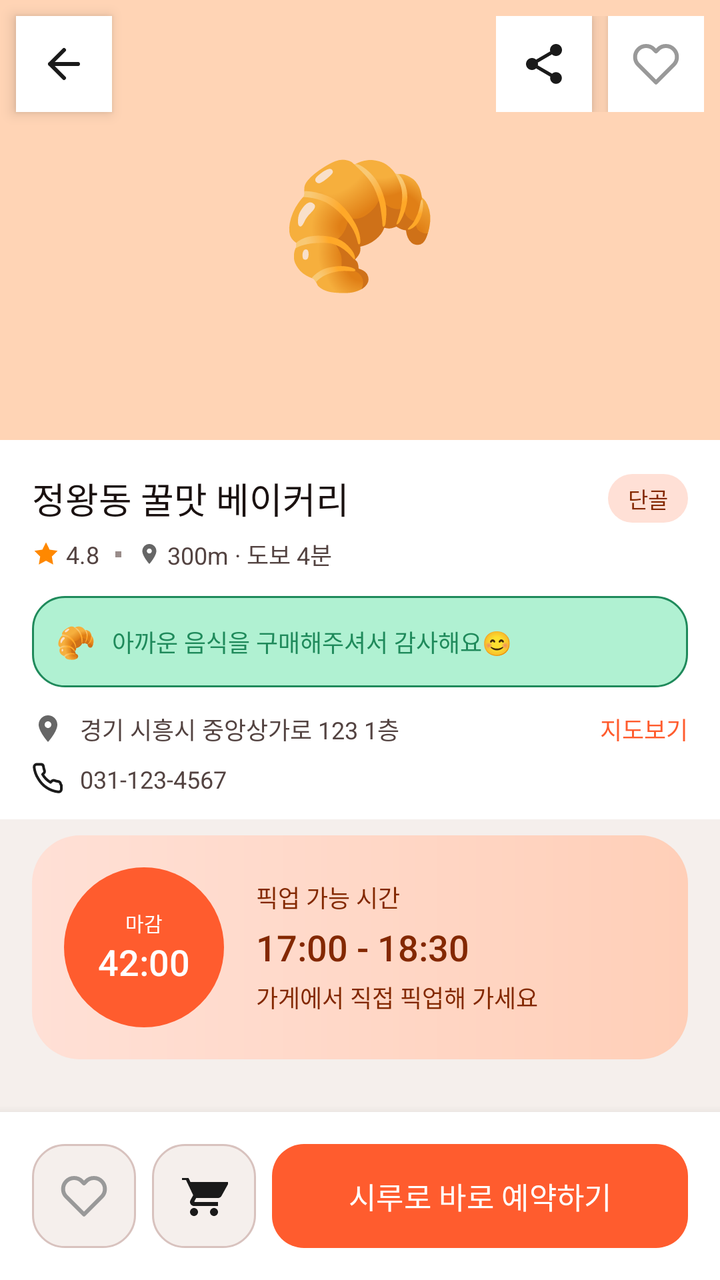
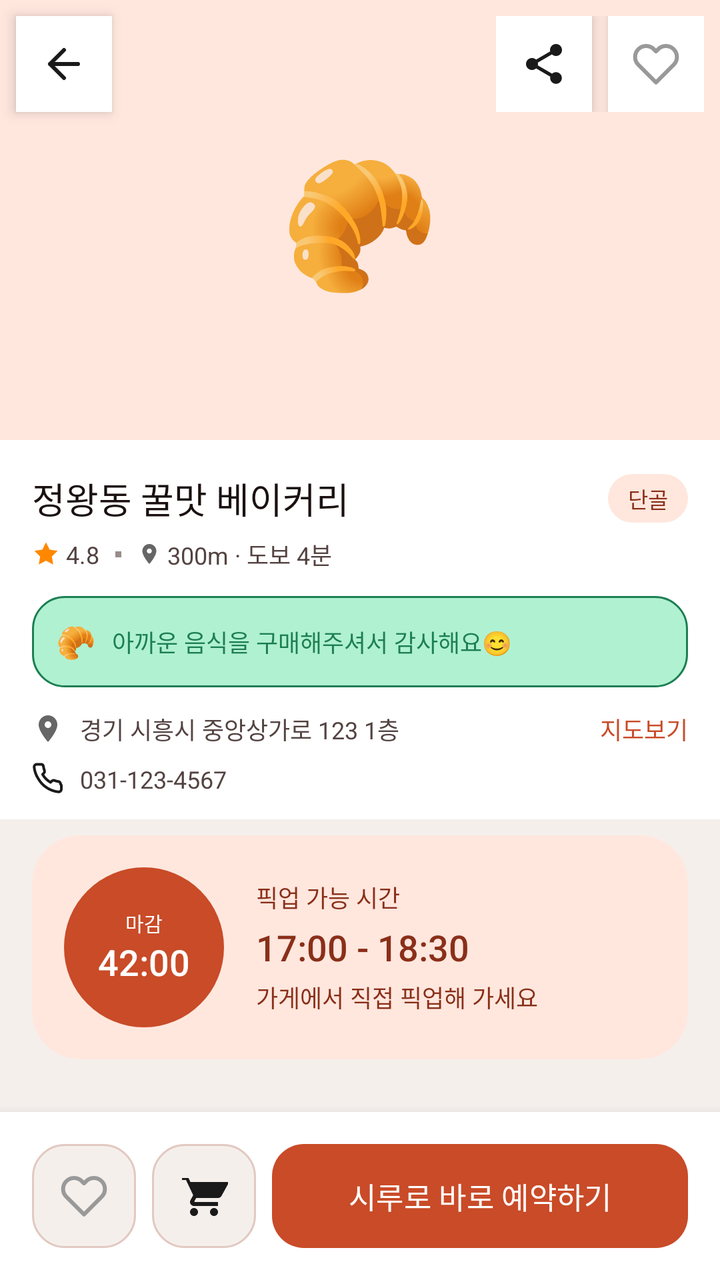

Two renders of the same Android screen: before a commit and after it. Below are the layout's source before the change and the commit's diff.
<!-- AndroidManifest.xml: application theme Theme.Deuktemsiru -->
<!-- res/layout/fragment_store_detail.xml -->
<?xml version="1.0" encoding="utf-8"?>
<androidx.coordinatorlayout.widget.CoordinatorLayout
    xmlns:android="http://schemas.android.com/apk/res/android"
    xmlns:app="http://schemas.android.com/apk/res-auto"
    android:layout_width="match_parent"
    android:layout_height="match_parent"
    android:background="@color/color_surface">

    <androidx.core.widget.NestedScrollView
        android:layout_width="match_parent"
        android:layout_height="match_parent"
        android:layout_marginBottom="72dp">

        <LinearLayout
            android:layout_width="match_parent"
            android:layout_height="wrap_content"
            android:orientation="vertical">

            
            <FrameLayout
                android:layout_width="match_parent"
                android:layout_height="@dimen/hero_image_height">

                <View
                    android:layout_width="match_parent"
                    android:layout_height="match_parent"
                    android:background="#FFD4B5" />

                <TextView
                    android:layout_width="wrap_content"
                    android:layout_height="wrap_content"
                    android:layout_gravity="center"
                    android:text="🥐"
                    android:textSize="64sp" />

                
                <ImageButton
                    android:id="@+id/btn_back"
                    android:layout_width="@dimen/touch_target_min"
                    android:layout_height="@dimen/touch_target_min"
                    android:layout_gravity="top|start"
                    android:layout_margin="8dp"
                    android:src="@drawable/ic_back"
                    android:background="@color/white"
                    android:elevation="4dp"
                    android:contentDescription="뒤로가기" />

                
                <LinearLayout
                    android:layout_width="wrap_content"
                    android:layout_height="wrap_content"
                    android:layout_gravity="top|end"
                    android:layout_margin="8dp"
                    android:orientation="horizontal">

                    <ImageButton
                        android:id="@+id/btn_share"
                        android:layout_width="@dimen/touch_target_min"
                        android:layout_height="@dimen/touch_target_min"
                        android:src="@drawable/ic_share"
                        android:background="@color/white"
                        android:elevation="4dp"
                        android:layout_marginEnd="8dp"
                        android:contentDescription="공유" />

                    <ImageButton
                        android:id="@+id/btn_wishlist"
                        android:layout_width="@dimen/touch_target_min"
                        android:layout_height="@dimen/touch_target_min"
                        android:src="@drawable/ic_heart"
                        android:background="@color/white"
                        android:elevation="4dp"
                        android:contentDescription="찜" />
                </LinearLayout>
            </FrameLayout>

            
            <LinearLayout
                android:layout_width="match_parent"
                android:layout_height="wrap_content"
                android:orientation="vertical"
                android:background="@color/white"
                android:paddingHorizontal="@dimen/spacing_lg"
                android:paddingTop="@dimen/spacing_lg"
                android:paddingBottom="@dimen/spacing_md">

                
                <LinearLayout
                    android:layout_width="match_parent"
                    android:layout_height="wrap_content"
                    android:orientation="horizontal"
                    android:gravity="center_vertical">

                    <TextView
                        android:id="@+id/tv_store_name"
                        android:layout_width="0dp"
                        android:layout_height="wrap_content"
                        android:layout_weight="1"
                        android:text="정왕동 꿀맛 베이커리"
                        android:textSize="@dimen/text_title"
                        android:fontFamily="sans-serif-medium"
                        android:textColor="@color/color_text" />

                    <TextView
                        android:id="@+id/tv_grade_badge"
                        android:layout_width="wrap_content"
                        android:layout_height="wrap_content"
                        android:paddingHorizontal="10dp"
                        android:paddingVertical="4dp"
                        android:text="@string/label_regular"
                        android:textSize="11sp"
                        android:fontFamily="sans-serif-medium"
                        android:textColor="@color/primary_dark"
                        android:background="@drawable/bg_grade_badge" />
                </LinearLayout>

                
                <LinearLayout
                    android:layout_width="wrap_content"
                    android:layout_height="wrap_content"
                    android:orientation="horizontal"
                    android:gravity="center_vertical"
                    android:layout_marginTop="6dp">

                    <ImageView
                        android:layout_width="14dp"
                        android:layout_height="14dp"
                        android:src="@drawable/ic_star"
                        android:contentDescription="별점" />

                    <TextView
                        android:id="@+id/tv_rating"
                        android:layout_width="wrap_content"
                        android:layout_height="wrap_content"
                        android:layout_marginStart="3dp"
                        android:text="4.8"
                        android:textSize="@dimen/text_caption"
                        android:textColor="@color/color_text_sub" />

                    <View
                        android:layout_width="3dp"
                        android:layout_height="3dp"
                        android:layout_marginHorizontal="8dp"
                        android:background="@color/color_text_muted" />

                    <ImageView
                        android:layout_width="12dp"
                        android:layout_height="12dp"
                        android:src="@drawable/ic_location"
                        android:contentDescription="거리" />

                    <TextView
                        android:id="@+id/tv_walk"
                        android:layout_width="wrap_content"
                        android:layout_height="wrap_content"
                        android:layout_marginStart="3dp"
                        android:text="300m · 도보 4분"
                        android:textSize="@dimen/text_caption"
                        android:textColor="@color/color_text_sub" />
                </LinearLayout>

                
                <LinearLayout
                    android:layout_width="match_parent"
                    android:layout_height="wrap_content"
                    android:orientation="horizontal"
                    android:gravity="center_vertical"
                    android:background="@drawable/bg_siru_payment"
                    android:padding="12dp"
                    android:layout_marginTop="12dp">

                    <TextView
                        android:layout_width="wrap_content"
                        android:layout_height="wrap_content"
                        android:text="🥐"
                        android:textSize="16sp"
                        android:layout_marginEnd="8dp" />

                    <TextView
                        android:id="@+id/tv_store_message"
                        android:layout_width="0dp"
                        android:layout_height="wrap_content"
                        android:layout_weight="1"
                        android:text="아까운 음식을 구매해주셔서 감사해요😊"
                        android:textSize="@dimen/text_caption"
                        android:textColor="@color/siru_green" />
                </LinearLayout>

                
                <LinearLayout
                    android:layout_width="match_parent"
                    android:layout_height="wrap_content"
                    android:orientation="horizontal"
                    android:gravity="center_vertical"
                    android:layout_marginTop="12dp">

                    <ImageView
                        android:layout_width="16dp"
                        android:layout_height="16dp"
                        android:src="@drawable/ic_location"
                        android:contentDescription="주소"
                        android:layout_marginEnd="8dp" />

                    <TextView
                        android:id="@+id/tv_address"
                        android:layout_width="0dp"
                        android:layout_height="wrap_content"
                        android:layout_weight="1"
                        android:text="경기 시흥시 중앙상가로 123 1층"
                        android:textSize="@dimen/text_caption"
                        android:textColor="@color/color_text_sub" />

                    <TextView
                        android:id="@+id/tv_directions"
                        android:layout_width="wrap_content"
                        android:layout_height="wrap_content"
                        android:text="지도보기"
                        android:textSize="@dimen/text_caption"
                        android:textColor="@color/primary"
                        android:foreground="?attr/selectableItemBackground" />
                </LinearLayout>

                
                <LinearLayout
                    android:layout_width="match_parent"
                    android:layout_height="wrap_content"
                    android:orientation="horizontal"
                    android:gravity="center_vertical"
                    android:layout_marginTop="8dp">

                    <ImageView
                        android:layout_width="16dp"
                        android:layout_height="16dp"
                        android:src="@drawable/ic_phone"
                        android:contentDescription="전화"
                        android:layout_marginEnd="8dp" />

                    <TextView
                        android:id="@+id/tv_phone"
                        android:layout_width="0dp"
                        android:layout_height="wrap_content"
                        android:layout_weight="1"
                        android:text="031-123-4567"
                        android:textSize="@dimen/text_caption"
                        android:textColor="@color/color_text_sub" />
                </LinearLayout>
            </LinearLayout>

            
            <LinearLayout
                android:layout_width="match_parent"
                android:layout_height="wrap_content"
                android:orientation="horizontal"
                android:gravity="center_vertical"
                android:background="@drawable/bg_timer_card"
                android:padding="16dp"
                android:layout_marginTop="8dp"
                android:layout_marginStart="16dp"
                android:layout_marginEnd="16dp"
                android:layout_marginBottom="4dp">

                
                <FrameLayout
                    android:layout_width="80dp"
                    android:layout_height="80dp"
                    android:background="@drawable/bg_timer_circle">

                    <LinearLayout
                        android:layout_width="wrap_content"
                        android:layout_height="wrap_content"
                        android:layout_gravity="center"
                        android:orientation="vertical"
                        android:gravity="center">

                        <TextView
                            android:layout_width="wrap_content"
                            android:layout_height="wrap_content"
                            android:text="마감"
                            android:textSize="10sp"
                            android:fontFamily="sans-serif-medium"
                            android:textColor="@color/white" />

                        <TextView
                            android:id="@+id/tv_timer"
                            android:layout_width="wrap_content"
                            android:layout_height="wrap_content"
                            android:text="42:00"
                            android:textSize="18sp"
                            android:fontFamily="sans-serif-medium"
                            android:textColor="@color/white" />
                    </LinearLayout>
                </FrameLayout>

                
                <LinearLayout
                    android:layout_width="0dp"
                    android:layout_height="wrap_content"
                    android:layout_weight="1"
                    android:orientation="vertical"
                    android:layout_marginStart="16dp">

                    <TextView
                        android:layout_width="wrap_content"
                        android:layout_height="wrap_content"
                        android:text="픽업 가능 시간"
                        android:textSize="@dimen/text_caption"
                        android:textColor="@color/primary_dark" />

                    <TextView
                        android:id="@+id/tv_pickup_range"
                        android:layout_width="wrap_content"
                        android:layout_height="wrap_content"
                        android:layout_marginTop="4dp"
                        android:text="17:00 - 18:30"
                        android:textSize="@dimen/text_title"
                        android:fontFamily="sans-serif-medium"
                        android:textColor="@color/primary_dark" />

                    <TextView
                        android:layout_width="wrap_content"
                        android:layout_height="wrap_content"
                        android:layout_marginTop="4dp"
                        android:text="가게에서 직접 픽업해 가세요"
                        android:textSize="@dimen/text_caption"
                        android:textColor="@color/primary_dark" />
                </LinearLayout>
            </LinearLayout>

            
            <View
                android:layout_width="match_parent"
                android:layout_height="8dp"
                android:layout_marginTop="16dp"
                android:background="@color/color_surface" />

            
            <LinearLayout
                android:layout_width="match_parent"
                android:layout_height="wrap_content"
                android:orientation="vertical"
                android:background="@color/white"
                android:padding="@dimen/spacing_lg">

                
                <LinearLayout
                    android:layout_width="match_parent"
                    android:layout_height="wrap_content"
                    android:orientation="horizontal"
                    android:gravity="center_vertical"
                    android:layout_marginBottom="12dp">

                    <TextView
                        android:id="@+id/tv_menu_section_title"
                        android:layout_width="0dp"
                        android:layout_height="wrap_content"
                        android:layout_weight="1"
                        android:text="오늘의 득템 메뉴 (0)"
                        android:textSize="@dimen/text_title"
                        android:fontFamily="sans-serif-medium"
                        android:textColor="@color/color_text" />
                </LinearLayout>

                <androidx.recyclerview.widget.RecyclerView
                    android:id="@+id/rv_menus"
                    android:layout_width="match_parent"
                    android:layout_height="wrap_content"
                    android:nestedScrollingEnabled="false" />
            </LinearLayout>
        </LinearLayout>
    </androidx.core.widget.NestedScrollView>

    
    <LinearLayout
        android:layout_width="match_parent"
        android:layout_height="wrap_content"
        android:layout_gravity="bottom"
        android:orientation="horizontal"
        android:background="@color/white"
        android:padding="@dimen/spacing_lg"
        android:gravity="center_vertical"
        android:elevation="8dp">

        <ImageButton
            android:id="@+id/btn_wishlist_bottom"
            android:layout_width="52dp"
            android:layout_height="52dp"
            android:src="@drawable/ic_heart"
            android:background="@drawable/bg_store_card"
            android:contentDescription="찜" />

        <FrameLayout
            android:layout_width="52dp"
            android:layout_height="52dp"
            android:layout_marginStart="8dp">

            <ImageButton
                android:id="@+id/btn_cart"
                android:layout_width="52dp"
                android:layout_height="52dp"
                android:src="@drawable/ic_cart"
                android:background="@drawable/bg_store_card"
                android:contentDescription="장바구니" />

            <TextView
                android:id="@+id/tv_cart_badge"
                android:layout_width="18dp"
                android:layout_height="18dp"
                android:layout_gravity="top|end"
                android:layout_margin="2dp"
                android:background="@drawable/bg_cart_badge"
                android:gravity="center"
                android:textColor="@color/white"
                android:textSize="10sp"
                android:fontFamily="sans-serif-medium"
                android:visibility="gone" />

        </FrameLayout>

        
        <Button
            android:id="@+id/btn_reserve"
            android:layout_width="0dp"
            android:layout_height="52dp"
            android:layout_weight="1"
            android:layout_marginStart="8dp"
            android:text="@string/btn_reserve_siru"
            android:textSize="@dimen/text_button"
            android:fontFamily="sans-serif-medium"
            android:textColor="@color/white"
            android:background="@drawable/bg_siru_button"
            android:stateListAnimator="@null" />
    </LinearLayout>

</androidx.coordinatorlayout.widget.CoordinatorLayout>
<!-- resources referenced by this layout -->
<resources>
  <color name="primary">#FF5C2E</color>
  <color name="primary_dark">#832800</color>
  <color name="siru_green">#1F8A5B</color>
  <!-- drawable bg_timer_card (drawable) -->
  <?xml version="1.0" encoding="utf-8"?>
  <shape xmlns:android="http://schemas.android.com/apk/res/android"
      android:shape="rectangle">
      <gradient
          android:angle="0"
          android:startColor="@color/primary_light"
          android:endColor="#FFCFB8"
          android:type="linear" />
      <corners android:radius="@dimen/radius_lg" />
  </shape>
  <color name="primary_light">#FFE0D6</color>
  <color name="color_border">#D8C2BE</color>
  <style name="Base.Theme.Deuktemsiru" parent="Theme.Material3.Light.NoActionBar">
          
          <item name="colorPrimary">@color/md_theme_light_primary</item>
          <item name="colorOnPrimary">@color/md_theme_light_onPrimary</item>
          <item name="colorPrimaryContainer">@color/md_theme_light_primaryContainer</item>
          <item name="colorOnPrimaryContainer">@color/md_theme_light_onPrimaryContainer</item>
          <item name="colorSecondary">@color/md_theme_light_secondary</item>
          <item name="colorOnSecondary">@color/md_theme_light_onSecondary</item>
          <item name="colorSecondaryContainer">@color/md_theme_light_secondaryContainer</item>
          <item name="colorOnSecondaryContainer">@color/md_theme_light_onSecondaryContainer</item>
          <item name="colorTertiary">@color/md_theme_light_tertiary</item>
          <item name="colorOnTertiary">@color/md_theme_light_onTertiary</item>
          <item name="colorTertiaryContainer">@color/md_theme_light_tertiaryContainer</item>
          <item name="colorOnTertiaryContainer">@color/md_theme_light_onTertiaryContainer</item>
          <item name="colorError">@color/md_theme_light_error</item>
          <item name="colorOnError">@color/md_theme_light_onError</item>
          <item name="colorErrorContainer">@color/md_theme_light_errorContainer</item>
          <item name="colorOnErrorContainer">@color/md_theme_light_onErrorContainer</item>
          <item name="android:colorBackground">@color/md_theme_light_background</item>
          <item name="colorOnBackground">@color/md_theme_light_onBackground</item>
          <item name="colorSurface">@color/md_theme_light_surface</item>
          <item name="colorOnSurface">@color/md_theme_light_onSurface</item>
          <item name="colorSurfaceVariant">@color/md_theme_light_surfaceVariant</item>
          <item name="colorOnSurfaceVariant">@color/md_theme_light_onSurfaceVariant</item>
          <item name="colorOutline">@color/md_theme_light_outline</item>
          <item name="colorOutlineVariant">@color/md_theme_light_outlineVariant</item>
  
          
          <item name="android:statusBarColor" tools:targetApi="l">@color/md_theme_light_surface</item>
          <item name="android:windowLightStatusBar" tools:targetApi="m">true</item>
  
          
          <item name="shapeAppearanceSmallComponent">@style/ShapeAppearance.Deuktemsiru.Small</item>
          <item name="shapeAppearanceMediumComponent">@style/ShapeAppearance.Deuktemsiru.Medium</item>
          <item name="shapeAppearanceLargeComponent">@style/ShapeAppearance.Deuktemsiru.Large</item>
  
          
          <item name="materialCardViewStyle">@style/Widget.Deuktemsiru.CardView</item>
      </style>
  <color name="md_theme_light_primary">#FF5C2E</color>
  <color name="md_theme_light_primaryContainer">#FFE0D6</color>
  <color name="md_theme_light_onPrimaryContainer">#3B0C00</color>
  <color name="md_theme_light_secondary">#1F8A5B</color>
  <color name="md_theme_light_outlineVariant">#D8C2BE</color>
  <!-- unchanged entries left out for length: 59 -->
</resources>

<!-- the commit's change to res/layout/fragment_store_detail.xml (unified diff, before → after) -->
@@ -24,7 +24,7 @@
                 <View
                     android:layout_width="match_parent"
                     android:layout_height="match_parent"
-                    android:background="#FFD4B5" />
+                    android:background="@color/primary_light" />
 
                 <TextView
                     android:layout_width="wrap_content"
@@ -426,8 +426,9 @@
             android:text="@string/btn_reserve_siru"
             android:textSize="@dimen/text_button"
             android:fontFamily="sans-serif-medium"
-            android:textColor="@color/white"
+            android:textColor="?attr/colorOnSecondary"
             android:background="@drawable/bg_siru_button"
+            android:backgroundTint="@null"
             android:stateListAnimator="@null" />
     </LinearLayout>
 
<!-- resource entries referenced after the edit -->
@@ -1,8 +1,8 @@
 <!-- resources referenced by this layout -->
 <resources>
-  <color name="primary">#FF5C2E</color>
-  <color name="primary_dark">#832800</color>
-  <color name="siru_green">#1F8A5B</color>
+  <color name="primary">#C94B28</color>
+  <color name="primary_dark">#8A2F19</color>
+  <color name="siru_green">#1D7F52</color>
   <!-- drawable bg_timer_card (drawable) -->
   <?xml version="1.0" encoding="utf-8"?>
   <shape xmlns:android="http://schemas.android.com/apk/res/android"
@@ -10,12 +10,12 @@
       <gradient
           android:angle="0"
           android:startColor="@color/primary_light"
-          android:endColor="#FFCFB8"
+          android:endColor="@color/md_theme_light_primaryContainer"
           android:type="linear" />
       <corners android:radius="@dimen/radius_lg" />
   </shape>
-  <color name="primary_light">#FFE0D6</color>
-  <color name="color_border">#D8C2BE</color>
+  <color name="primary_light">#FFE7DE</color>
+  <color name="color_border">#E2C8C0</color>
   <style name="Base.Theme.Deuktemsiru" parent="Theme.Material3.Light.NoActionBar">
           
           <item name="colorPrimary">@color/md_theme_light_primary</item>
@@ -54,12 +54,21 @@
   
           
           <item name="materialCardViewStyle">@style/Widget.Deuktemsiru.CardView</item>
+          <item name="bottomNavigationStyle">@style/Widget.Deuktemsiru.BottomNav</item>
       </style>
-  <color name="md_theme_light_primary">#FF5C2E</color>
-  <color name="md_theme_light_primaryContainer">#FFE0D6</color>
-  <color name="md_theme_light_onPrimaryContainer">#3B0C00</color>
-  <color name="md_theme_light_secondary">#1F8A5B</color>
-  <color name="md_theme_light_outlineVariant">#D8C2BE</color>
+  <color name="md_theme_light_primary">#C94B28</color>
+  <color name="md_theme_light_primaryContainer">#FFE7DE</color>
+  <color name="md_theme_light_onPrimaryContainer">#3F0D05</color>
+  <color name="md_theme_light_secondary">#1D7F52</color>
+  <color name="md_theme_light_outlineVariant">#E2C8C0</color>
+  <style name="Widget.Deuktemsiru.BottomNav" parent="Widget.Material3.BottomNavigationView">
+          <item name="itemIconTint">@color/bottom_nav_color</item>
+          <item name="itemTextColor">@color/bottom_nav_color</item>
+          <item name="itemActiveIndicatorStyle">@style/Widget.Deuktemsiru.BottomNav.ActiveIndicator</item>
+      </style>
+  <style name="Widget.Deuktemsiru.BottomNav.ActiveIndicator" parent="Widget.Material3.BottomNavigationView.ActiveIndicator">
+          <item name="android:color">@color/primary_light</item>
+      </style>
   <!-- unchanged entries left out for length: 59 -->
 </resources>
 
